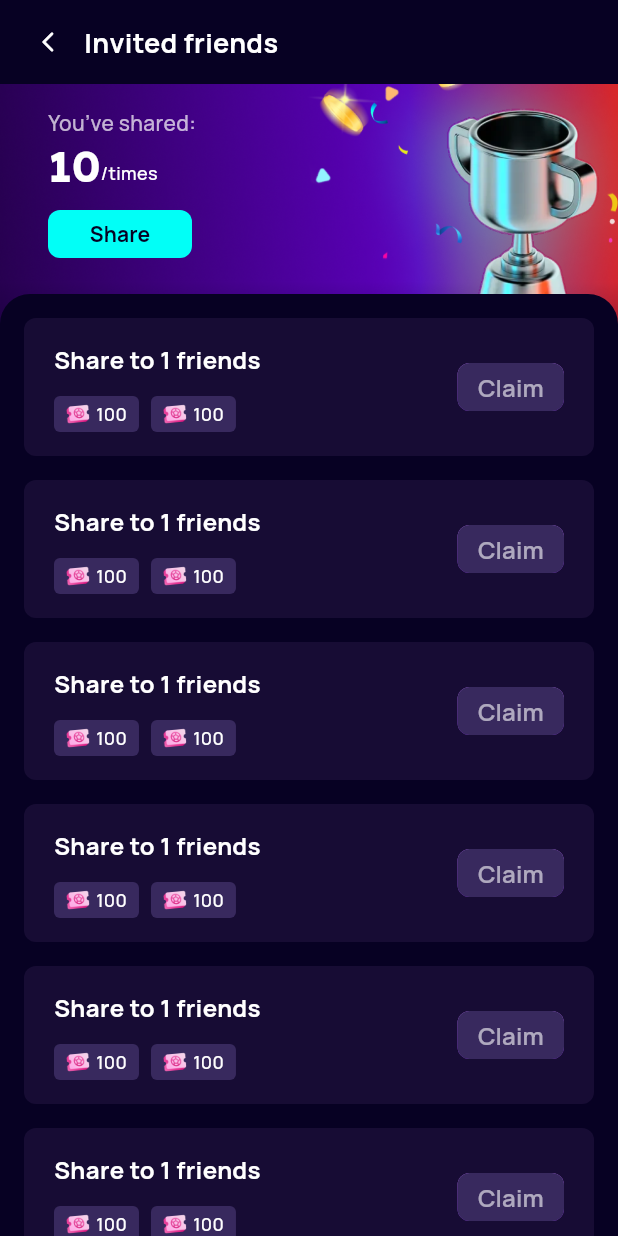
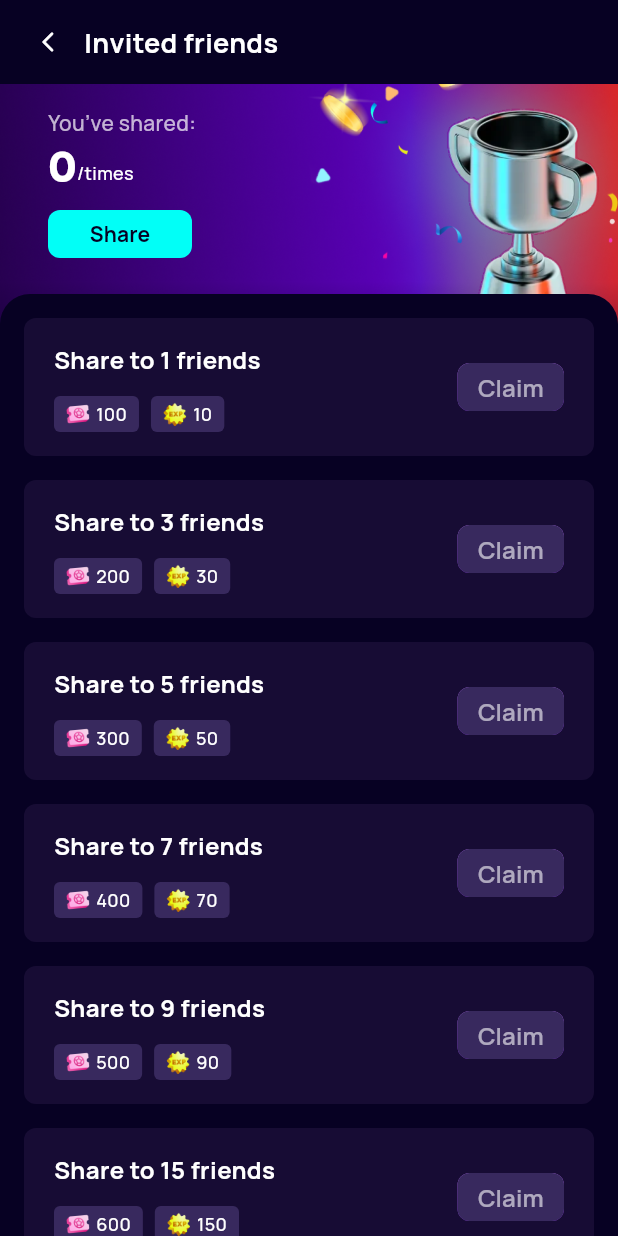
Before and after one commit to grant-chin/flutter_goal_cast, a Flutter app: the ChallengePage widget shown alone on an empty page, opened directly, after a tap on "Share", on a phone screen of 412 x 824 dp. Run offline on Flutter 3.47's test engine with Material 3 defaults, Android fonts, the phone set to English and light mode, and no system bars; our stand-ins replace animate_do, another_flutter_splash_screen, get, shared_preferences; accounts and stored records are empty.

Commit message:
feat: update

```diff
--- /dev/null
+++ b/lib/controller/invited.dart
@@ -0,0 +1,22 @@
+// ignore_for_file: unnecessary_null_comparison, non_constant_identifier_names
+
+import 'package:intl/intl.dart';
+import '/common/share_pref.dart';
+import 'package:get/get.dart';
+
+var formater = DateFormat('yyyy-MM-dd');
+
+class InvitedController extends GetxController {
+  static final invitedCount = RxInt(0); // 分享次数
+
+  // 初始化
+  static init() {
+    invitedCount.value = SharePref.getInt('invitedCount') ?? 0;
+  }
+
+  // 分享
+  static onShare() {
+    invitedCount.value += 1;
+    SharePref.setInt('invitedCount', invitedCount.value);
+  }
+}
--- a/lib/pages/challenge.dart
+++ b/lib/pages/challenge.dart
@@ -2,6 +2,7 @@
 
 import 'package:flutter/material.dart';
 import 'package:flutter_goal_cast/common/utils.dart';
+import 'package:flutter_goal_cast/controller/user.dart';
 import 'package:flutter_goal_cast/wedget/challenge.dart';
 import 'package:get/get.dart';
 
@@ -13,6 +14,10 @@ class ChallengePage extends StatefulWidget {
 }
 
 class ChallengePageState extends State<ChallengePage> {
+  int get _level => UserController.level.value;
+  String get _nickname => UserController.nickname.value;
+  String get _points => UserController.pointStr.value;
+
   @override
   Widget build(BuildContext context) {
     return Material(
@@ -52,9 +57,21 @@ class ChallengePageState extends State<ChallengePage> {
               image: DecorationImage(image: AssetImage('assets/images/avator.png')),
               borderRadius: BorderRadius.circular(8)
             ),
+            child: Column(
+              mainAxisAlignment: MainAxisAlignment.end,
+              children: [
+                Container(
+                  width: 48,
+                  height: 14,
+                  alignment: Alignment.center,
+                  color: Color.fromRGBO(18, 7, 47, 0.64),
+                  child: Obx(() => Text('Lv.$_level', style: TextStyle(color: Colors.white70, fontSize: 12, fontWeight: FontWeight.w500)))
+                )
+              ],
+            ),
           ),
           SizedBox(width: 8),
-          Text('Thomas021', style: TextStyle(color: Colors.white, fontSize: 14, fontWeight: FontWeight.w500)),
+          Obx(() => Text(_nickname, style: TextStyle(color: Colors.white, fontSize: 14, fontWeight: FontWeight.w500))),
           Spacer(),
           Container(
             padding: EdgeInsets.symmetric(vertical: 5, horizontal: 15),
@@ -72,7 +89,7 @@ class ChallengePageState extends State<ChallengePage> {
               children: [
                 Image.asset('assets/icons/bets.png', width: 16),
                 SizedBox(width: 4),
-                Text('1000', style: TextStyle(color: Colors.white, fontSize: 14, fontWeight: FontWeight.w500))
+                Obx(() => Text(_points, style: TextStyle(color: Colors.white, fontSize: 14, fontWeight: FontWeight.w500)))
               ],
             )
           )
--- a/lib/pages/detail/invited.dart
+++ b/lib/pages/detail/invited.dart
@@ -2,6 +2,7 @@
 // ignore_for_file: non_constant_identifier_names
 
 import 'package:flutter/material.dart';
+import 'package:flutter_goal_cast/controller/invited.dart';
 import 'package:flutter_goal_cast/wedget/detail_navbar.dart';
 
 class InvitedPage extends StatefulWidget {
@@ -12,6 +13,40 @@ class InvitedPage extends StatefulWidget {
 }
 
 class InvitedPageState extends State<InvitedPage> {
+  int get _invitedCount => InvitedController.invitedCount.value;
+  final List _invitedList = [
+    {
+      'count': 1,
+      'point': 100,
+      'xp': 10,
+    },
+    {
+      'count': 3,
+      'point': 200,
+      'xp': 30,
+    },
+    {
+      'count': 5,
+      'point': 300,
+      'xp': 50,
+    },
+    {
+      'count': 7,
+      'point': 400,
+      'xp': 70,
+    },
+    {
+      'count': 9,
+      'point': 500,
+      'xp': 90,
+    },
+    {
+      'count': 15,
+      'point': 600,
+      'xp': 150,
+    },
+  ];
+
   @override
   Widget build(BuildContext context) {
     return Material(
@@ -34,7 +69,7 @@ class InvitedPageState extends State<InvitedPage> {
           children: [
             Container(
               width: MediaQuery.of(context).size.width,
-              height: 140 + 10 * 108 + MediaQuery.of(context).padding.bottom + 16,
+              height: 140 + _invitedList.length * 108 + MediaQuery.of(context).padding.bottom + 16,
               padding: EdgeInsets.only(top: 16, left: 32),
               decoration: BoxDecoration(
                 image: DecorationImage(image: AssetImage('assets/images/bg/bg_invited.png'), alignment: Alignment.topCenter)
@@ -47,7 +82,7 @@ class InvitedPageState extends State<InvitedPage> {
                   Row(
                     crossAxisAlignment: CrossAxisAlignment.end,
                     children: [
-                      Text('10', style: TextStyle(color: Colors.white, fontSize: 28, fontWeight: FontWeight.w700, fontFamily: 'Lexend', height: 1)),
+                      Text('$_invitedCount', style: TextStyle(color: Colors.white, fontSize: 28, fontWeight: FontWeight.w700, fontFamily: 'Lexend', height: 1)),
                       Text('/times', style: TextStyle(color: Colors.white, fontSize: 12, fontWeight: FontWeight.w500)),
                     ],
                   ),
@@ -80,18 +115,7 @@ class InvitedPageState extends State<InvitedPage> {
               ),
               child: Column(
                 spacing: 16,
-                children: [
-                  InvitedBox(),
-                  InvitedBox(),
-                  InvitedBox(),
-                  InvitedBox(),
-                  InvitedBox(),
-                  InvitedBox(),
-                  InvitedBox(),
-                  InvitedBox(),
-                  InvitedBox(),
-                  InvitedBox(),
-                ],
+                children: List.generate(_invitedList.length, (index) => InvitedBox(index))
               ),
             ))
           ],
@@ -99,7 +123,7 @@ class InvitedPageState extends State<InvitedPage> {
       )
     ]));
   }
-  Widget InvitedBox() {
+  Widget InvitedBox(index) {
     return Container(
       height: 92,
       padding: EdgeInsets.symmetric(vertical: 16, horizontal: 20),
@@ -114,7 +138,7 @@ class InvitedPageState extends State<InvitedPage> {
             mainAxisAlignment: MainAxisAlignment.spaceBetween,
             crossAxisAlignment: CrossAxisAlignment.start,
             children: [
-              Text('Share to 1 friends', style: TextStyle(color: Colors.white, fontSize: 16, fontWeight: FontWeight.w700)),
+              Text('Share to ${_invitedList[index]['count']} friends', style: TextStyle(color: Colors.white, fontSize: 16, fontWeight: FontWeight.w700)),
               Row(
                 spacing: 8,
                 children: [
@@ -130,7 +154,7 @@ class InvitedPageState extends State<InvitedPage> {
                       children: [
                         Image.asset('assets/icons/bets.png', width: 16),
                         SizedBox(width: 4),
-                        Text('100', style: TextStyle(color: Colors.white, fontSize: 12, fontWeight: FontWeight.w500))
+                        Text('${_invitedList[index]['point']}', style: TextStyle(color: Colors.white, fontSize: 12, fontWeight: FontWeight.w500))
                       ],
                     ),
                   ),
@@ -144,9 +168,9 @@ class InvitedPageState extends State<InvitedPage> {
                     child: Row(
                       mainAxisAlignment: MainAxisAlignment.center,
                       children: [
-                        Image.asset('assets/icons/bets.png', width: 16),
+                        Image.asset('assets/icons/exp.png', width: 16),
                         SizedBox(width: 4),
-                        Text('100', style: TextStyle(color: Colors.white, fontSize: 12, fontWeight: FontWeight.w500))
+                        Text('${_invitedList[index]['xp']}', style: TextStyle(color: Colors.white, fontSize: 12, fontWeight: FontWeight.w500))
                       ],
                     ),
                   ),
@@ -177,7 +201,7 @@ class InvitedPageState extends State<InvitedPage> {
                 overlayColor: Colors.black26,
                 shape: RoundedRectangleBorder(borderRadius: BorderRadius.circular(8)),
               ),
-              onPressed: null,
+              onPressed: _invitedCount >= _invitedList[index]['count'] ? (){} : null,
               child: Text('Claim', style: TextStyle(fontSize: 16, fontWeight: FontWeight.w600))
             )
           )
--- a/lib/pages/index.dart
+++ b/lib/pages/index.dart
@@ -2,6 +2,8 @@
 import 'package:flutter/material.dart';
 import 'package:animate_do/animate_do.dart';
 import 'package:flutter_goal_cast/common/utils.dart';
+import 'package:flutter_goal_cast/controller/game.dart';
+import 'package:flutter_goal_cast/controller/task.dart';
 import 'package:flutter_goal_cast/controller/user.dart';
 import 'package:flutter_goal_cast/pages/home.dart';
 import 'package:flutter_goal_cast/pages/challenge.dart';
@@ -27,6 +29,8 @@ class IndexPageState extends State<IndexPage> {
     if (UserController.first.value != false) {
       Utils.welcomeBonus(context);
     }
+    GameController.init();
+    TaskController.init();
   }
 
   /// Tab 改变
```
Also changed, not shown: lib/common/utils.dart (+82 -63 lines), lib/controller/task.dart (added, +49 -0 lines), lib/pages/home.dart (+12 -7 lines), lib/pages/mines.dart (+20 -2 lines).
